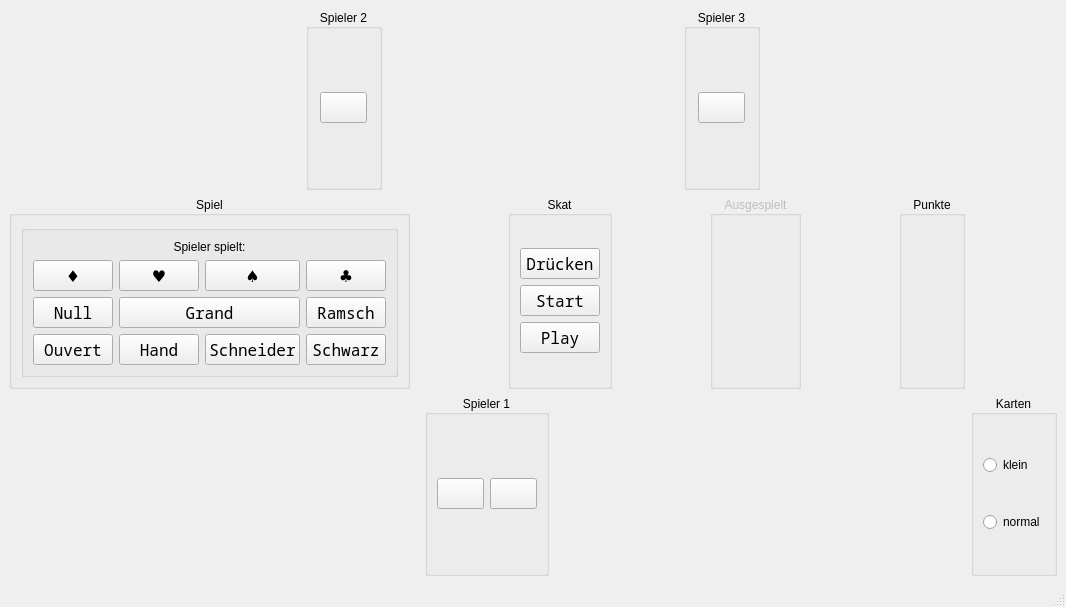
This is src/table.ui in squawk7x/QuteSkatGame as Qt 5 draws it before an edit. The edited form follows.
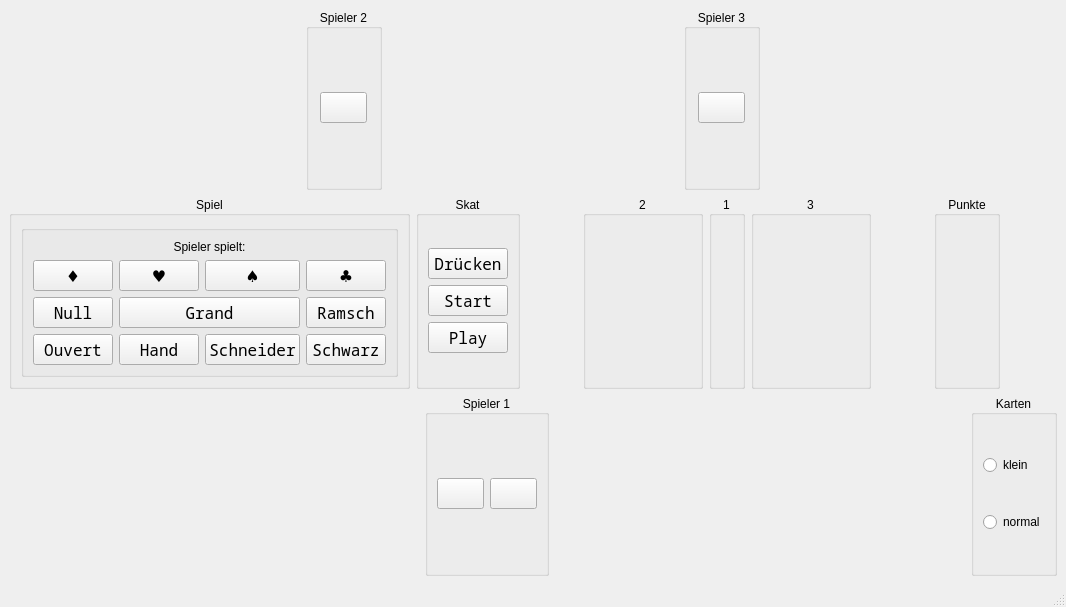
This is the edited form.

Commit message: Card Icons and Ui Layout -> gbTrickLayout for each player

```diff
--- a/src/table.ui
+++ b/src/table.ui
@@ -389,19 +389,6 @@
         </layout>
        </widget>
       </item>
-      <item>
-       <spacer name="horizontalSpacer_9">
-        <property name="orientation">
-         <enum>Qt::Orientation::Horizontal</enum>
-        </property>
-        <property name="sizeHint" stdset="0">
-         <size>
-          <width>40</width>
-          <height>20</height>
-         </size>
-        </property>
-       </spacer>
-      </item>
       <item>
        <widget class="QGroupBox" name="gbSkat">
         <property name="sizePolicy">
@@ -486,10 +473,59 @@
       <item>
        <widget class="QGroupBox" name="gbTrick">
         <property name="enabled">
-         <bool>false</bool>
+         <bool>true</bool>
         </property>
+        <property name="minimumSize">
+         <size>
+          <width>120</width>
+          <height>0</height>
+         </size>
+        </property>
         <property name="title">
-         <string>Ausgespielt</string>
+         <string>2</string>
+        </property>
+        <property name="alignment">
+         <set>Qt::AlignmentFlag::AlignCenter</set>
+        </property>
+        <layout class="QHBoxLayout" name="horizontalLayout_7">
+         <property name="spacing">
+          <number>0</number>
+         </property>
+         <property name="leftMargin">
+          <number>0</number>
+         </property>
+         <property name="topMargin">
+          <number>0</number>
+         </property>
+         <property name="rightMargin">
+          <number>0</number>
+         </property>
+         <property name="bottomMargin">
+          <number>0</number>
+         </property>
+         <item>
+          <layout class="QHBoxLayout" name="gbTrickLayout2" stretch="">
+           <property name="spacing">
+            <number>0</number>
+           </property>
+          </layout>
+         </item>
+        </layout>
+       </widget>
+      </item>
+      <item>
+       <widget class="QGroupBox" name="gbTrick1">
+        <property name="enabled">
+         <bool>true</bool>
+        </property>
+        <property name="minimumSize">
+         <size>
+          <width>120</width>
+          <height>0</height>
+         </size>
+        </property>
+        <property name="title">
+         <string>1</string>
         </property>
         <property name="alignment">
          <set>Qt::AlignmentFlag::AlignCenter</set>
@@ -497,14 +533,69 @@
         <property name="checkable">
          <bool>false</bool>
         </property>
-        <layout class="QGridLayout" name="gridLayout_6">
+        <layout class="QHBoxLayout" name="horizontalLayout_5">
+         <property name="spacing">
+          <number>0</number>
+         </property>
          <property name="sizeConstraint">
           <enum>QLayout::SizeConstraint::SetMinimumSize</enum>
          </property>
-         <item row="0" column="0">
-          <layout class="QGridLayout" name="gbTrickLayout" columnstretch="0">
-           <property name="sizeConstraint">
-            <enum>QLayout::SizeConstraint::SetFixedSize</enum>
+         <property name="leftMargin">
+          <number>0</number>
+         </property>
+         <property name="topMargin">
+          <number>0</number>
+         </property>
+         <property name="rightMargin">
+          <number>0</number>
+         </property>
+         <property name="bottomMargin">
+          <number>0</number>
+         </property>
+         <item>
+          <layout class="QHBoxLayout" name="gbTrickLayout1">
+           <property name="spacing">
+            <number>0</number>
+           </property>
+          </layout>
+         </item>
+        </layout>
+       </widget>
+      </item>
+      <item>
+       <widget class="QGroupBox" name="gbTrick3">
+        <property name="minimumSize">
+         <size>
+          <width>120</width>
+          <height>0</height>
+         </size>
+        </property>
+        <property name="title">
+         <string>3</string>
+        </property>
+        <property name="alignment">
+         <set>Qt::AlignmentFlag::AlignCenter</set>
+        </property>
+        <layout class="QHBoxLayout" name="horizontalLayout_9">
+         <property name="spacing">
+          <number>0</number>
+         </property>
+         <property name="leftMargin">
+          <number>0</number>
+         </property>
+         <property name="topMargin">
+          <number>0</number>
+         </property>
+         <property name="rightMargin">
+          <number>0</number>
+         </property>
+         <property name="bottomMargin">
+          <number>0</number>
+         </property>
+         <item>
+          <layout class="QHBoxLayout" name="gbTrickLayout3">
+           <property name="spacing">
+            <number>0</number>
            </property>
           </layout>
          </item>
```
Left out of the diff: 26 changed lines with no effect on the pictures. The commit also changes 2 other files.
